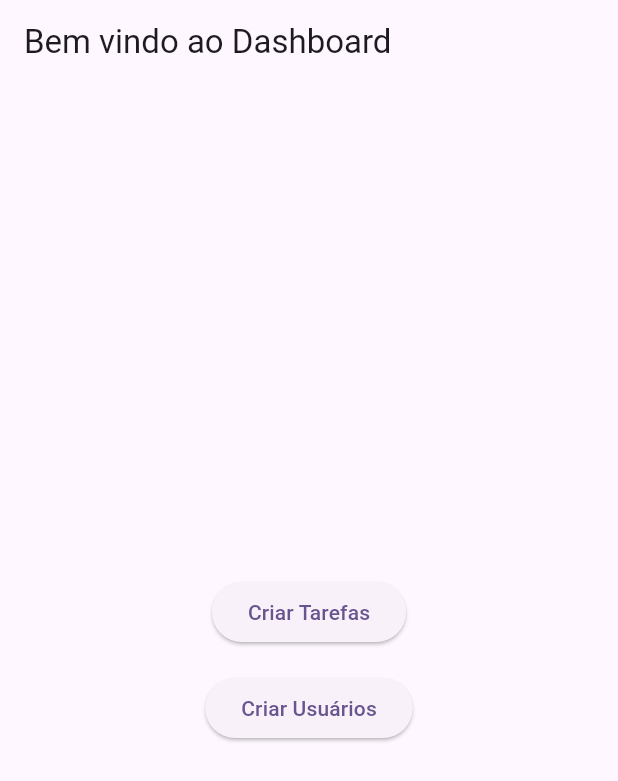
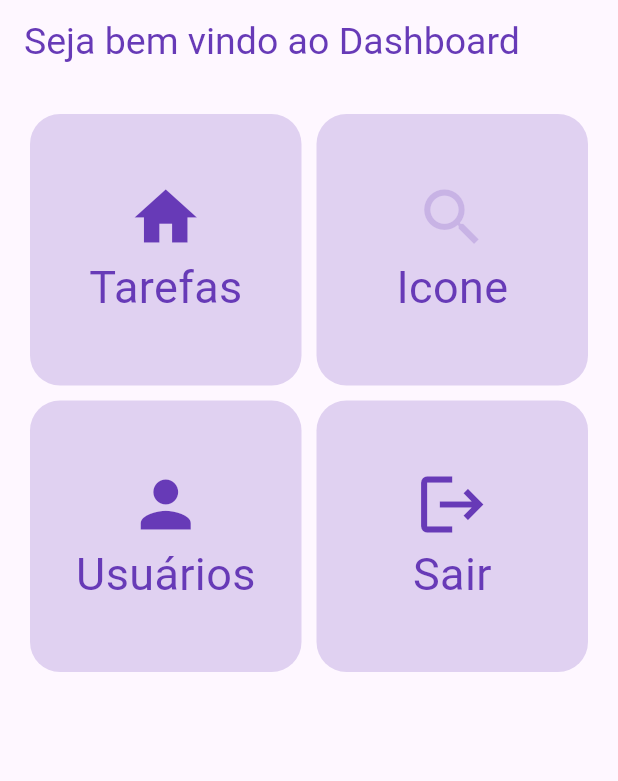
Before and after one commit to saulojr8/flutter-project, a Flutter app: the MyDashboard screen opened directly, on a phone screen of 412 x 824 dp. Shown: the top 781 px of the screen. Run offline on Flutter 3.47's test engine with Material 3 defaults, Android fonts, the phone set to English and light mode, and no system bars; our stand-ins replace sqflite; accounts and stored records are empty.

Commit message:
Update dashboard.dart
Atualização de dashboard, correção de erros.

```diff
--- a/lib/Views/dashboard.dart
+++ b/lib/Views/dashboard.dart
@@ -1,45 +1,158 @@
+import 'dart:io';
 import 'package:app_note/Views/notes.dart';
 import 'package:app_note/Views/users.dart';
 import 'package:flutter/material.dart';
+//import 'package:grid/Homepage.dart';
 
-class MyDashboard extends StatelessWidget {
+void main() {
+  runApp(MyApp());
+}
+
+class MyApp extends StatelessWidget {
+  // This widget is the root of your application.
+  @override
+  Widget build(BuildContext context) {
+    return MaterialApp(
+      title: 'Flutter Demo',
+      debugShowCheckedModeBanner: false,
+      theme: ThemeData(
+        primarySwatch: Colors.blue,
+      ),
+      home: const MyDashboard(),
+    );
+  }
+}
+
+class MyDashboard extends StatefulWidget {
   const MyDashboard({super.key});
 
+  @override
+  _MyDashboardState createState() => _MyDashboardState();
+}
+
+class _MyDashboardState extends State<MyDashboard> {
   @override
   Widget build(BuildContext context) {
     return Scaffold(
       appBar: AppBar(
-        title: const Text("Bem vindo ao Dashboard"),
+        title: const Text(
+          "Seja bem vindo ao Dashboard",
+          style: TextStyle(color: Colors.deepPurple, fontSize: 25),
+        ),
       ),
-      body: Center(
-        child: Column(
-            mainAxisAlignment: MainAxisAlignment.center,
-            children: <Widget>[
-              ElevatedButton(
-                onPressed: () {
-                  Navigator.push(
-                    context,
-                    MaterialPageRoute(
-                      builder: (context) => const Notes(),
+      body: Padding(
+        padding: const EdgeInsets.all(20.0),
+        child: GridView(
+          gridDelegate: const SliverGridDelegateWithFixedCrossAxisCount(
+              crossAxisCount: 2, mainAxisSpacing: 10, crossAxisSpacing: 10),
+          children: [
+            InkWell(
+              onTap: () {
+                Navigator.push(context,
+                    MaterialPageRoute(builder: (context) => const Notes()));
+              },
+              child: Container(
+                decoration: BoxDecoration(
+                  borderRadius: BorderRadius.circular(20),
+                  color: Colors.deepPurple.withOpacity(.2),
+                ),
+                child: const Column(
+                  mainAxisAlignment: MainAxisAlignment.center,
+                  children: [
+                    Icon(
+                      Icons.home,
+                      size: 50,
+                      color: Colors.deepPurple,
                     ),
-                  );
-                },
-                child: const Text('Criar Tarefas'),
+                    Text(
+                      "Tarefas",
+                      style: TextStyle(color: Colors.deepPurple, fontSize: 30),
+                    )
+                  ],
+                ),
               ),
-              const SizedBox(height: 16), // Adiciona um espaço entre os botões
-              ElevatedButton(
-                onPressed: () {
-                  Navigator.push(
-                    context,
-                    MaterialPageRoute(
-                      builder: (context) => const Users(),
+            ),
+            InkWell(
+              onTap: () {
+                //Navigator.push(context, MaterialPageRoute(builder: (context)=>HomePage()));
+              },
+              child: Container(
+                decoration: BoxDecoration(
+                  borderRadius: BorderRadius.circular(20),
+                  color: Colors.deepPurple.withOpacity(.2),
+                ),
+                child: Column(
+                  mainAxisAlignment: MainAxisAlignment.center,
+                  children: [
+                    Icon(
+                      Icons.search,
+                      size: 50,
+                      color: Colors.deepPurple.withOpacity(.2),
                     ),
-                  );
-                },
-                child: const Text('Criar Usuários'),
+                    const Text(
+                      "Icone",
+                      style: TextStyle(color: Colors.deepPurple, fontSize: 30),
+                    )
+                  ],
+                ),
               ),
-            ]),
+            ),
+            InkWell(
+              onTap: () {
+                Navigator.push(context,
+                    MaterialPageRoute(builder: (context) => const Users()));
+              },
+              child: Container(
+                decoration: BoxDecoration(
+                  borderRadius: BorderRadius.circular(20),
+                  color: Colors.deepPurple.withOpacity(.2),
+                ),
+                child: const Column(
+                  mainAxisAlignment: MainAxisAlignment.center,
+                  children: [
+                    Icon(
+                      Icons.person,
+                      size: 50,
+                      color: Colors.deepPurple,
+                    ),
+                    Text(
+                      "Usuários",
+                      style: TextStyle(color: Colors.deepPurple, fontSize: 30),
+                    )
+                  ],
+                ),
+              ),
+            ),
+            InkWell(
+              onTap: () {
+                sairDoAplicativo();
+
+                //  MaterialPageRoute(builder: (context) => const Users()));
+              },
+              child: Container(
+                decoration: BoxDecoration(
+                  borderRadius: BorderRadius.circular(20),
+                  color: Colors.deepPurple.withOpacity(.2),
+                ),
+                child: const Column(
+                  mainAxisAlignment: MainAxisAlignment.center,
+                  children: [
+                    Icon(Icons.logout, size: 50, color: Colors.deepPurple),
+                    Text(
+                      "Sair",
+                      style: TextStyle(color: Colors.deepPurple, fontSize: 30),
+                    )
+                  ],
+                ),
+              ),
+            ),
+          ],
+        ),
       ),
     );
   }
 }
+
+void sairDoAplicativo() {
+  exit(0);
+}
```
